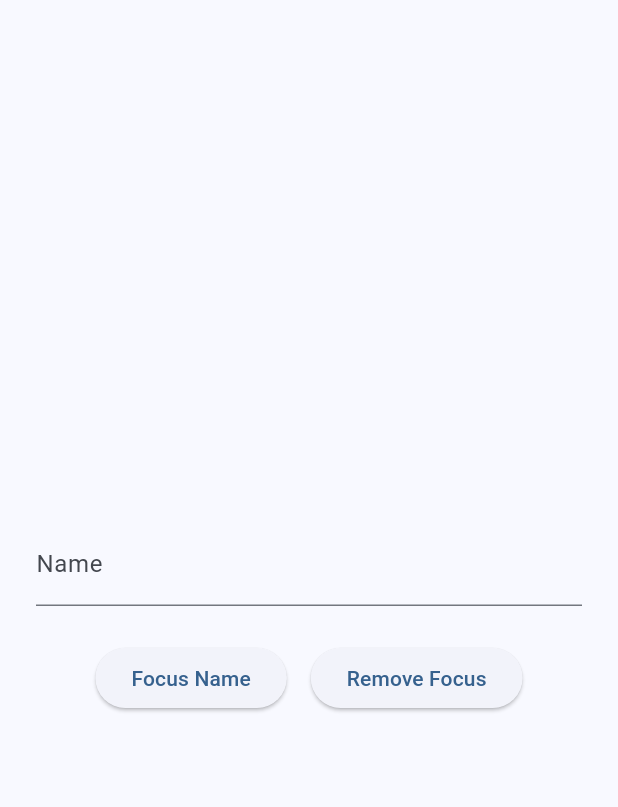
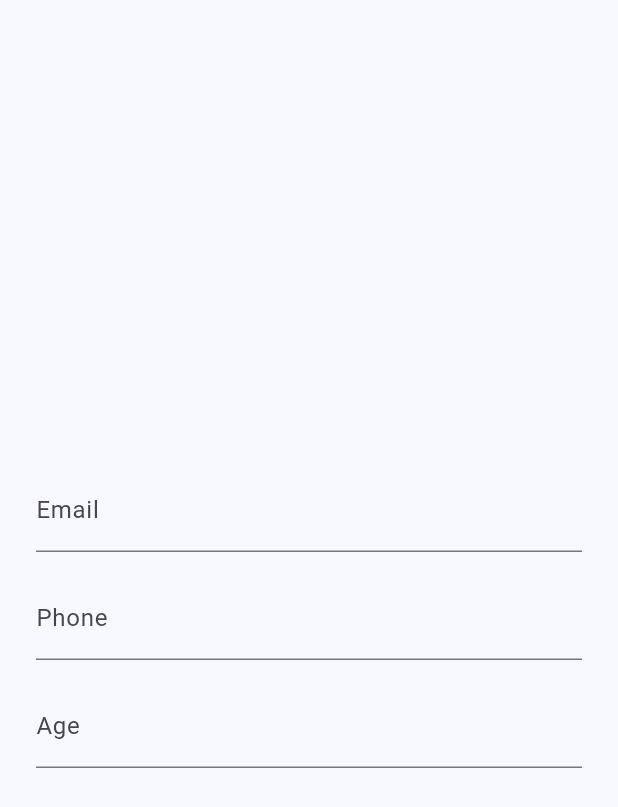
Before and after one commit to TheFlutterSensei/UI-Engineering, a Flutter app: the screen it shows after launch, on a phone screen of 412 x 824 dp. Shown: the top 807 px of the screen. Run offline on Flutter 3.47's test engine with Material 3 defaults, Android fonts, the phone set to English and light mode, and no system bars.

Commit message:
Completed 02.11

```diff
--- a/lib/screens/home_screen.dart
+++ b/lib/screens/home_screen.dart
@@ -11,13 +11,6 @@ class HomeScreen extends StatefulWidget {
 
 class _HomeScreenState extends State<HomeScreen> {
   final _formKey = GlobalKey<FormState>();
-  final _nameFocus = FocusNode();
-
-  @override
-  void dispose() {
-    _nameFocus.dispose();
-    super.dispose();
-  }
 
   @override
   Widget build(BuildContext context) {
@@ -30,31 +23,25 @@ class _HomeScreenState extends State<HomeScreen> {
             mainAxisAlignment: MainAxisAlignment.center,
             children: [
               TextFormField(
-                focusNode: _nameFocus,
-                decoration: const InputDecoration(labelText: 'Name'),
+                keyboardType: TextInputType.emailAddress,
+                decoration: const InputDecoration(labelText: 'Email'),
+                validator: Validators.checkEmail,
+              ),
+              SizedBox(height: Spacing.md),
+              TextFormField(
+                keyboardType: TextInputType.phone,
+                decoration: const InputDecoration(labelText: 'Phone'),
                 validator: (value) {
-                  return Validators.checkRequired(value, 'Name');
+                  return Validators.checkRequired(value, 'Phone Number');
                 },
               ),
-              SizedBox(height: Spacing.lg),
-              Row(
-                mainAxisSize: MainAxisSize.min,
-                children: [
-                  ElevatedButton(
-                    onPressed: () {
-                      _formKey.currentState!.validate();
-                      _nameFocus.requestFocus();
-                    },
-                    child: const Text('Focus Name'),
-                  ),
-                  SizedBox(width: Spacing.md),
-                  ElevatedButton(
-                    onPressed: () {
-                      _nameFocus.unfocus();
-                    },
-                    child: const Text('Remove Focus'),
-                  ),
-                ],
+              SizedBox(height: Spacing.md),
+              TextFormField(
+                keyboardType: TextInputType.number,
+                decoration: const InputDecoration(labelText: 'Age'),
+                validator: (value) {
+                  return Validators.checkRequired(value, 'Age');
+                },
               ),
             ],
           ),
```
